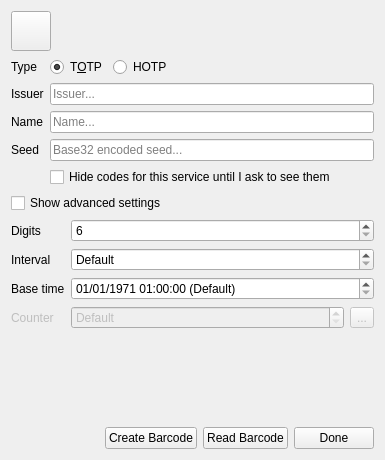
Old version of the form ui/otpeditor.ui in the repository darrenedale/Qonvince.
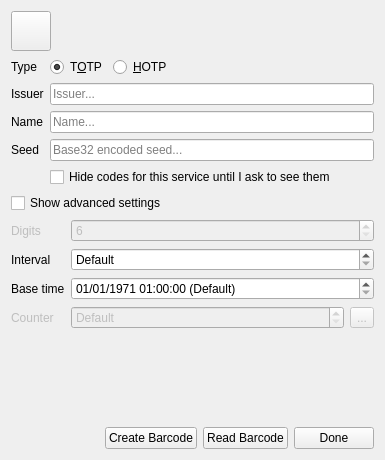
New version of the form. Icons and pictures are not drawn.

Diff of the .ui file:
```diff
--- a/ui/otpeditor.ui
+++ b/ui/otpeditor.ui
@@ -162,7 +162,7 @@
           <string>&lt;html&gt;&lt;head/&gt;&lt;body&gt;&lt;p&gt;HMAC-based One Time Passcode. New codes are only generated when required (i.e. when you need to log in to the service).&lt;/p&gt;&lt;/body&gt;&lt;/html&gt;</string>
          </property>
          <property name="text">
-          <string>HOTP</string>
+          <string>&amp;HOTP</string>
          </property>
         </widget>
        </item>
@@ -220,6 +220,9 @@
       </property>
       <item row="0" column="0">
        <widget class="QLabel" name="digitsLabel">
+        <property name="enabled">
+         <bool>false</bool>
+        </property>
         <property name="text">
          <string>Digits</string>
         </property>
@@ -227,6 +230,9 @@
       </item>
       <item row="0" column="1">
        <widget class="QSpinBox" name="digitsSpin">
+        <property name="enabled">
+         <bool>false</bool>
+        </property>
         <property name="toolTip">
          <string>&lt;html&gt;&lt;head/&gt;&lt;body&gt;&lt;p&gt;The number of digits to use for generated codes. This can be 6, 7 or 8.&lt;/p&gt;&lt;p&gt;&lt;span style=&quot; font-style:italic;&quot;&gt;If you change the number of digits to a value that is not the same as the one the issuer has, the generated codes will be incorrect.&lt;/span&gt;&lt;/p&gt;&lt;/body&gt;&lt;/html&gt;</string>
         </property>
```
